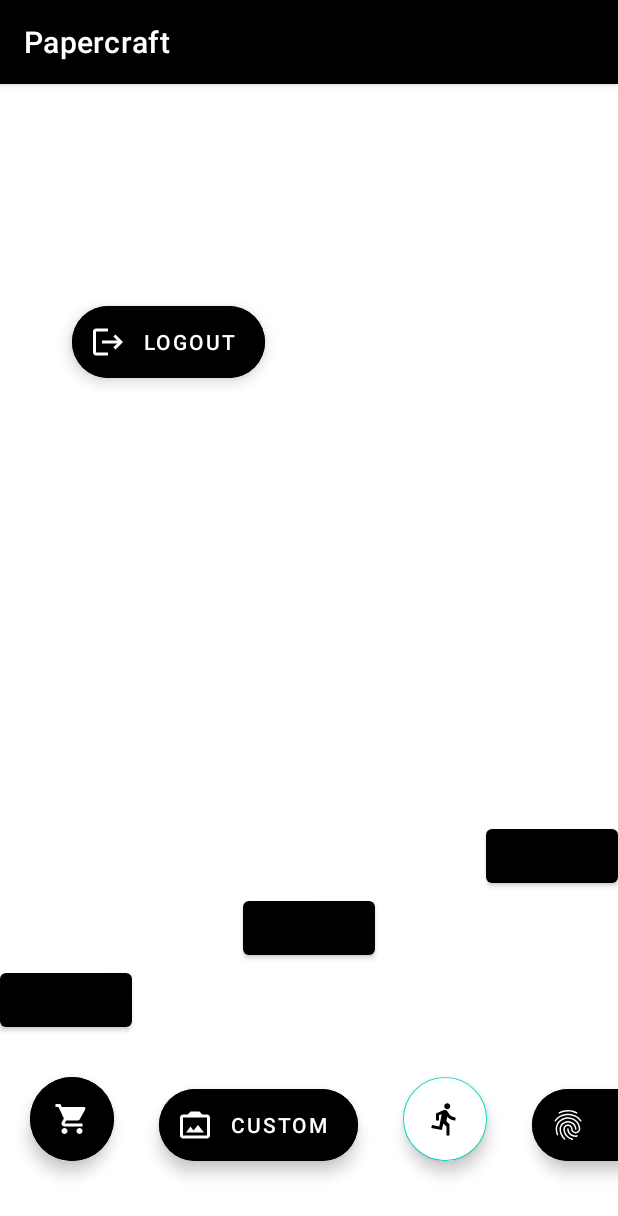
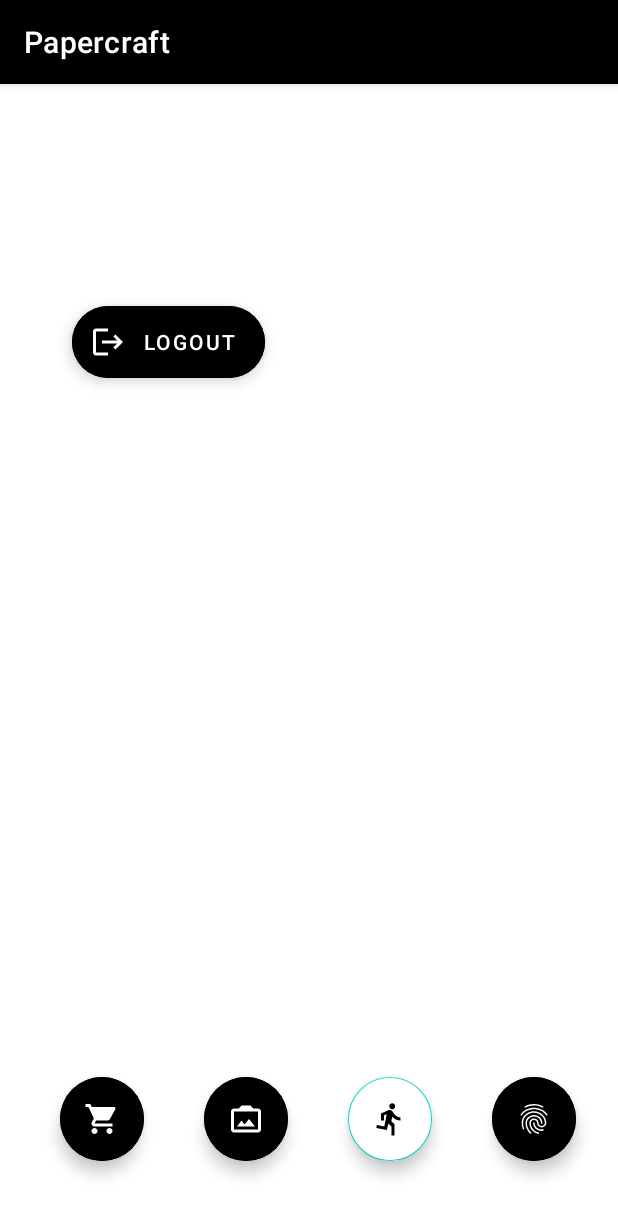
Before and after one commit to LIHOME119/papercraft, an Android app: the screen it shows after launch once a user with an empty profile is signed in (HomePage), on a phone screen of 412 x 824 dp. Shown: the top 1216 px of the screen. Run offline under Robolectric (Android 15) with nearby library versions, the light colour scheme and no system bars; our stand-ins replace Firebase (no records; nobody signed in at launch, a user with empty details on screens opened directly); 4 statements that could not run were skipped.

Commit message:
home page basic

```diff
--- a/app/build.gradle
+++ b/app/build.gradle
@@ -63,5 +63,7 @@ dependencies {
     //testing fbtn
     implementation 'com.google.android.material:material:1.1.0-alpha04'
 
+    implementation 'com.github.imtuann:FloatingActionButtonExpandable:1.1.2'
+
 
 }
--- a/app/src/main/java/com/example/papercraft/HomePage.java
+++ b/app/src/main/java/com/example/papercraft/HomePage.java
@@ -23,7 +23,7 @@ import java.util.concurrent.Executor;
 public class HomePage extends AppCompatActivity {
 
     TextView homeLoginName_tv, homeLoginMail_tv;
-    Button logout_btn, map_btn, personalInfo_btn;
+
 
     ExtendedFloatingActionButton logout_fbtn, shop_fbtn, custom_fbtn, info_fbtn;
     FloatingActionButton map_fbtn;
@@ -33,11 +33,16 @@ public class HomePage extends AppCompatActivity {
         setContentView(R.layout.activity_home_page);
         homeLoginMail_tv=findViewById(R.id.tv_homeLoginMail);
         homeLoginName_tv=findViewById(R.id.tv_homeLoginName);
-        logout_btn=findViewById(R.id.btn_logout);
-        map_btn=findViewById(R.id.btn_map);
+        custom_fbtn=findViewById(R.id.fbtn_custom);
+        info_fbtn=findViewById(R.id.fbtn_fingerprint);
+        map_fbtn=findViewById(R.id.fbtn_map);
+        shop_fbtn=findViewById(R.id.fbtn_shop);
+        logout_fbtn=findViewById(R.id.fbtn_logout);
+
+
         //fingerprint
-        personalInfo_btn=findViewById(R.id.btn_verify);
-        personalInfo_btn.setOnClickListener(new View.OnClickListener() {
+
+        info_fbtn.setOnClickListener(new View.OnClickListener() {
             @Override
             public void onClick(View view) {
                 BiometricPrompt.PromptInfo promptInfo= new BiometricPrompt.PromptInfo.Builder()
@@ -50,7 +55,7 @@ public class HomePage extends AppCompatActivity {
             }
         });
         //google map
-        map_btn.setOnClickListener(new View.OnClickListener() {
+        map_fbtn.setOnClickListener(new View.OnClickListener() {
             @Override
             public void onClick(View view) {
                 Intent intent = new Intent(getApplicationContext(),MapsActivity.class);
@@ -64,7 +69,7 @@ public class HomePage extends AppCompatActivity {
             homeLoginMail_tv.setText(signInAccount.getEmail());
         }
 //        logout
-        logout_btn.setOnClickListener(new View.OnClickListener() {
+        logout_fbtn.setOnClickListener(new View.OnClickListener() {
             @Override
             public void onClick(View view) {
                 if (signInAccount!=null){
@@ -80,12 +85,8 @@ public class HomePage extends AppCompatActivity {
             }
         });
 
-        custom_fbtn=findViewById(R.id.fbtn_custom);
-        info_fbtn=findViewById(R.id.fbtn_fingerprint);
-        map_fbtn=findViewById(R.id.fbtn_map);
-        shop_fbtn=findViewById(R.id.fbtn_shop);
-        logout_btn=findViewById(R.id.fbtn_logout);
-        logout_fbtn.shir
+
+//        logout_fbtn.shir
 
     }
 //fingerpirnt
--- a/app/src/main/res/layout/activity_home_page.xml
+++ b/app/src/main/res/layout/activity_home_page.xml
@@ -22,29 +22,7 @@
         app:layout_constraintStart_toStartOf="parent"
         app:layout_constraintEnd_toEndOf="parent"/>
 
-    <Button
-        android:id="@+id/btn_logout"
-        android:layout_width="wrap_content"
-        android:layout_height="wrap_content"
-        android:layout_marginTop="500dp"
-        app:layout_constraintEnd_toEndOf="parent"
-        app:layout_constraintStart_toStartOf="parent"
-        app:layout_constraintTop_toBottomOf="@+id/tv_homeLoginMail" />
 
-    <Button
-        android:id="@+id/btn_map"
-        android:layout_width="wrap_content"
-        android:layout_height="wrap_content"
-        app:layout_constraintStart_toStartOf="parent"
-        app:layout_constraintTop_toBottomOf="@id/btn_logout" />
-
-    <Button
-        android:id="@+id/btn_verify"
-        android:layout_width="wrap_content"
-        android:layout_height="wrap_content"
-        android:text="Verify"
-        app:layout_constraintBottom_toTopOf="@+id/btn_logout"
-        app:layout_constraintEnd_toEndOf="parent" />
 
     <com.google.android.material.floatingactionbutton.ExtendedFloatingActionButton
         android:id="@+id/fbtn_logout"
@@ -64,10 +42,9 @@
         android:id="@+id/fbtn_custom"
         android:layout_width="wrap_content"
         android:layout_height="wrap_content"
-        android:layout_marginStart="30dp"
+        android:layout_marginStart="40dp"
         android:layout_marginBottom="50dp"
         android:backgroundTint="@color/black"
-        android:text="custom"
         android:textColor="@color/white"
         app:icon="@drawable/ic_baseline_photo_camera_back_24"
         app:iconTint="@color/white"
@@ -78,7 +55,7 @@
         android:id="@+id/fbtn_shop"
         android:layout_width="wrap_content"
         android:layout_height="wrap_content"
-        android:layout_marginStart="20dp"
+        android:layout_marginStart="40dp"
         android:layout_marginBottom="50dp"
         android:backgroundTint="@color/black"
         app:icon="@drawable/ic_baseline_shopping_cart_24"
@@ -87,13 +64,12 @@
         app:layout_constraintStart_toStartOf="parent" />
 
     <com.google.android.material.floatingactionbutton.ExtendedFloatingActionButton
+        android:id="@+id/fbtn_fingerprint"
         android:layout_width="wrap_content"
-        android:id="@+id/fbtn_fingerprint"
         android:layout_height="wrap_content"
-        android:layout_marginStart="30dp"
+        android:layout_marginStart="40dp"
         android:layout_marginBottom="50dp"
         android:backgroundTint="@color/black"
-        android:text="Info"
         app:icon="@drawable/ic_baseline_fingerprint_24"
         app:iconTint="@color/white"
         app:layout_constraintBottom_toBottomOf="parent"
@@ -104,7 +80,7 @@
         android:layout_width="wrap_content"
 
         android:layout_height="wrap_content"
-        android:layout_marginStart="30dp"
+        android:layout_marginStart="40dp"
         android:layout_marginBottom="50dp"
         android:backgroundTint="@color/white"
         android:src="@drawable/ic_baseline_directions_run_24"
--- a/build.gradle
+++ b/build.gradle
@@ -17,6 +17,7 @@ allprojects {
     repositories {
         google()
         jcenter()
+        maven { url 'https://jitpack.io' }
     }
 }
 
```
